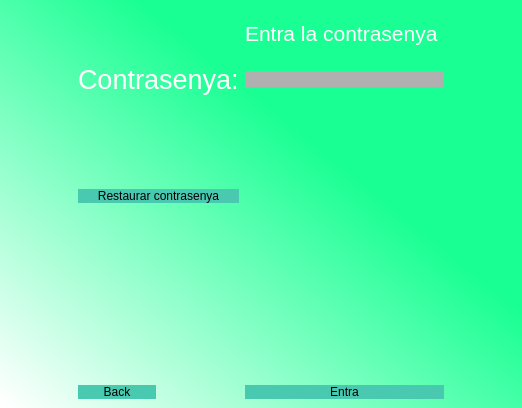
Before: the Qt Designer form Vistes/Contra_jaTe.ui in Jordiva/MongoDB, drawn with Qt 5.
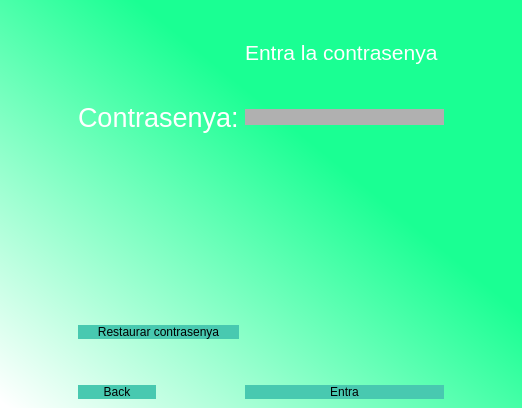
After: the same form once the commit is applied.

```diff
--- a/Vistes/Contra_jaTe.ui
+++ b/Vistes/Contra_jaTe.ui
@@ -40,7 +40,7 @@
       </property>
      </widget>
     </item>
-    <item row="3" column="1" colspan="2">
+    <item row="4" column="1" colspan="2">
      <widget class="QPushButton" name="pushButton_4">
       <property name="styleSheet">
        <string notr="true">border-radius:10px;
@@ -72,7 +72,7 @@
       </property>
      </widget>
     </item>
-    <item row="5" column="3">
+    <item row="6" column="3">
      <widget class="QPushButton" name="pushButton_3">
       <property name="styleSheet">
        <string notr="true">border-radius:10px;
@@ -84,7 +84,7 @@
       </property>
      </widget>
     </item>
-    <item row="5" column="1">
+    <item row="6" column="1">
      <widget class="QPushButton" name="pushButton_5">
       <property name="styleSheet">
        <string notr="true">border-radius:10px;
@@ -108,21 +108,6 @@
       </property>
      </widget>
     </item>
-    <item row="2" column="2" colspan="2">
-     <widget class="QLabel" name="errorcontra">
-      <property name="font">
-       <font>
-        <pointsize>11</pointsize>
-        <weight>50</weight>
-        <italic>false</italic>
-        <bold>false</bold>
-       </font>
-      </property>
-      <property name="text">
-       <string>&lt;html&gt;&lt;head/&gt;&lt;body&gt;&lt;p&gt;&lt;br/&gt;&lt;/p&gt;&lt;p&gt;&lt;br/&gt;&lt;/p&gt;&lt;/body&gt;&lt;/html&gt;</string>
-      </property>
-     </widget>
-    </item>
     <item row="1" column="1" colspan="2">
      <widget class="QLabel" name="label">
       <property name="font">
@@ -143,6 +128,21 @@
       </property>
      </widget>
     </item>
+    <item row="2" column="3">
+     <widget class="QLabel" name="errorcontra">
+      <property name="font">
+       <font>
+        <pointsize>11</pointsize>
+        <weight>50</weight>
+        <italic>false</italic>
+        <bold>false</bold>
+       </font>
+      </property>
+      <property name="text">
+       <string>&lt;html&gt;&lt;head/&gt;&lt;body&gt;&lt;p&gt;&lt;br/&gt;&lt;/p&gt;&lt;/body&gt;&lt;/html&gt;</string>
+      </property>
+     </widget>
+    </item>
     <item row="0" column="4">
      <spacer name="horizontalSpacer_3">
       <property name="orientation">
@@ -182,10 +182,29 @@
       </property>
      </spacer>
     </item>
-    <item row="4" column="1">
+    <item row="5" column="1">
      <spacer name="verticalSpacer">
       <property name="orientation">
        <enum>Qt::Vertical</enum>
+      </property>
+      <property name="sizeType">
+       <enum>QSizePolicy::Fixed</enum>
+      </property>
+      <property name="sizeHint" stdset="0">
+       <size>
+        <width>20</width>
+        <height>40</height>
+       </size>
+      </property>
+     </spacer>
+    </item>
+    <item row="2" column="2" rowspan="2">
+     <spacer name="verticalSpacer_3">
+      <property name="orientation">
+       <enum>Qt::Vertical</enum>
+      </property>
+      <property name="sizeType">
+       <enum>QSizePolicy::Fixed</enum>
       </property>
       <property name="sizeHint" stdset="0">
        <size>
```
